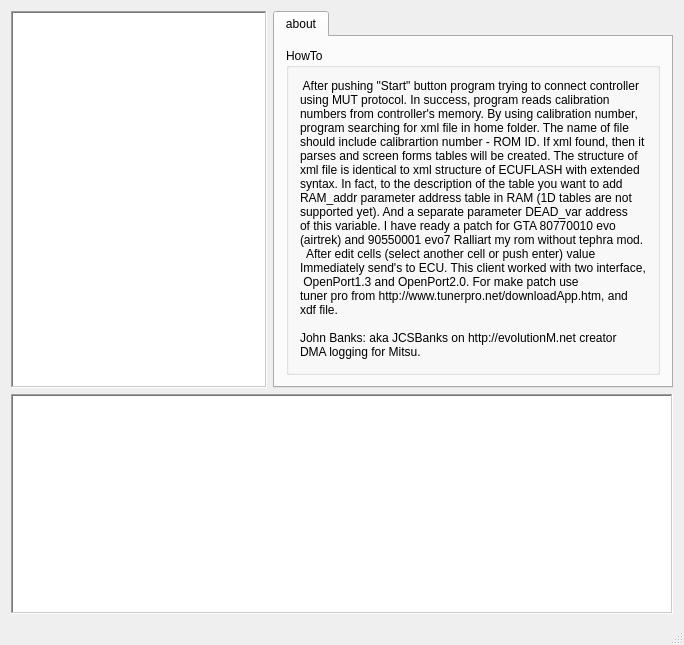
The window that mainwindow.ui (DowJhob/Evo-live-map) describes before a commit, drawn with Qt 5.
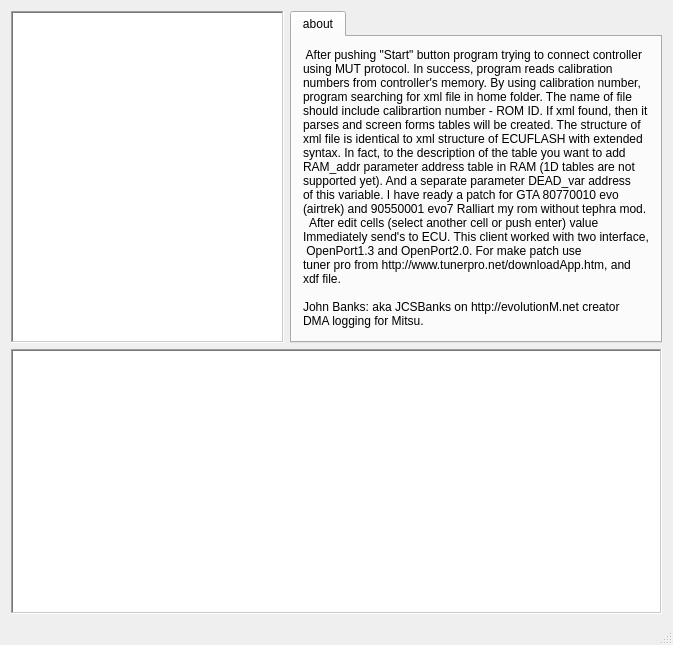
The same window after the commit.

```diff
--- a/mainwindow.ui
+++ b/mainwindow.ui
@@ -175,18 +175,6 @@
        </attribute>
        <layout class="QGridLayout" name="gridLayout">
         <item row="0" column="0">
-         <widget class="QGroupBox" name="groupBox_11">
-          <property name="sizePolicy">
-           <sizepolicy hsizetype="MinimumExpanding" vsizetype="MinimumExpanding">
-            <horstretch>0</horstretch>
-            <verstretch>0</verstretch>
-           </sizepolicy>
-          </property>
-          <property name="title">
-           <string>HowTo</string>
-          </property>
-          <layout class="QGridLayout" name="gridLayout_10">
-           <item row="0" column="1">
             <widget class="QLabel" name="label_4">
              <property name="sizePolicy">
               <sizepolicy hsizetype="Minimum" vsizetype="MinimumExpanding">
@@ -222,9 +210,6 @@
              <property name="alignment">
               <set>Qt::AlignLeading|Qt::AlignLeft|Qt::AlignTop</set>
              </property>
-            </widget>
-           </item>
-          </layout>
          </widget>
         </item>
        </layout>
```
Lines whose indentation alone changed are shown as unchanged.
